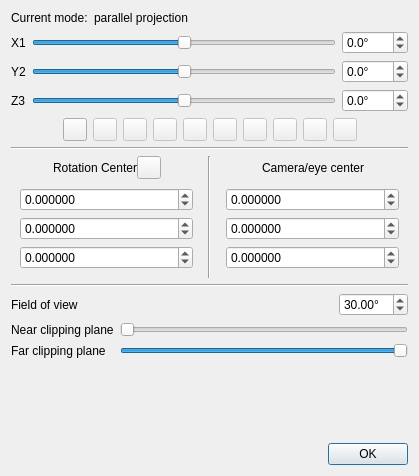
Old version of the form libs/CCAppCommon/ui/cameraParamDlg.ui in the repository CloudCompare/CloudCompare.
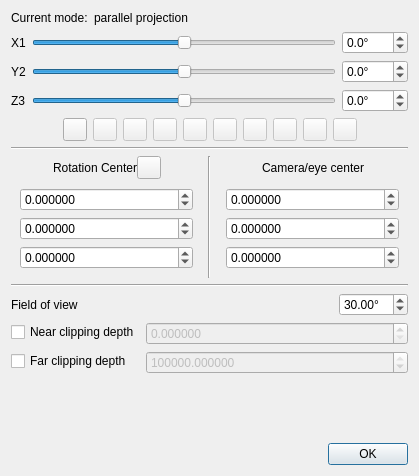
New version of the form. Icons and pictures are not drawn.

Commit message: New mechanism to manage the depth buffer range, the zoom and the near and far clipping planes (+ improvement of the EDL shader behavior)

The edit to the form file:
```diff
--- a/libs/CCAppCommon/ui/cameraParamDlg.ui
+++ b/libs/CCAppCommon/ui/cameraParamDlg.ui
@@ -702,51 +702,45 @@
    <item>
     <layout class="QFormLayout" name="formLayout">
      <item row="0" column="0">
-      <widget class="QLabel" name="label_5">
-       <property name="toolTip">
-        <string>Relative position (zNear)</string>
-       </property>
+      <widget class="QCheckBox" name="nearClippingCheckBox">
        <property name="text">
-        <string>Near clipping plane</string>
+        <string>Near clipping depth</string>
        </property>
       </widget>
      </item>
      <item row="0" column="1">
-      <widget class="QSlider" name="zNearHorizontalSlider">
-       <property name="minimum">
-        <number>0</number>
+      <widget class="QDoubleSpinBox" name="nearClippingDepthDoubleSpinBox">
+       <property name="enabled">
+        <bool>false</bool>
+       </property>
+       <property name="decimals">
+        <number>6</number>
        </property>
        <property name="maximum">
-        <number>300</number>
-       </property>
-       <property name="value">
-        <number>0</number>
-       </property>
-       <property name="orientation">
-        <enum>Qt::Horizontal</enum>
+        <double>1000000.000000000000000</double>
        </property>
       </widget>
      </item>
      <item row="1" column="0">
-      <widget class="QLabel" name="label_6">
+      <widget class="QCheckBox" name="farClippingCheckBox">
        <property name="text">
-        <string>Far clipping plane</string>
+        <string>Far clipping depth</string>
        </property>
       </widget>
      </item>
      <item row="1" column="1">
-      <widget class="QSlider" name="zFarHorizontalSlider">
-       <property name="minimum">
-        <number>0</number>
+      <widget class="QDoubleSpinBox" name="farClippingDepthDoubleSpinBox">
+       <property name="enabled">
+        <bool>false</bool>
+       </property>
+       <property name="decimals">
+        <number>6</number>
        </property>
        <property name="maximum">
-        <number>300</number>
+        <double>1000000.000000000000000</double>
        </property>
        <property name="value">
-        <number>300</number>
-       </property>
-       <property name="orientation">
-        <enum>Qt::Horizontal</enum>
+        <double>1000000.000000000000000</double>
        </property>
       </widget>
      </item>
```
Left out of the diff: 32 changed lines with no effect on the pictures. The commit also changes 13 other files.
